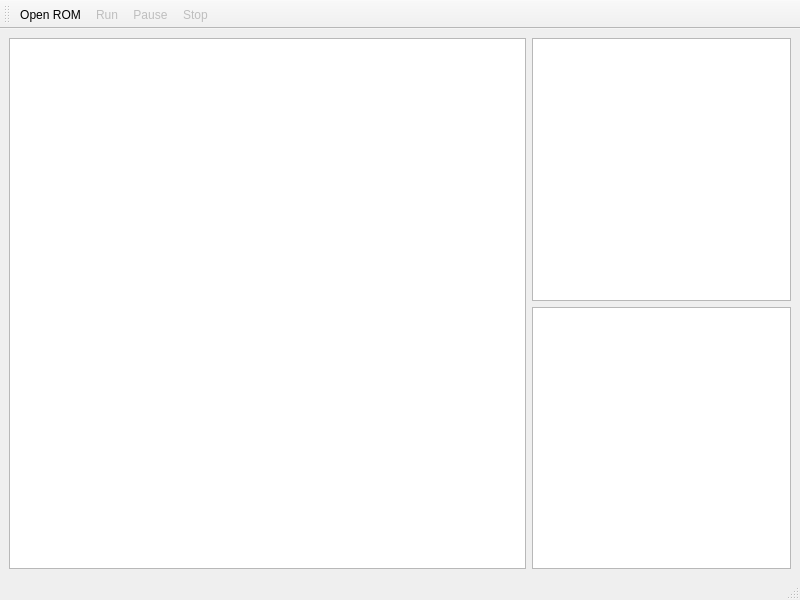
First picture: the form in gui/mainwindow.ui, repository yattaro/neosmsz80, before the edit.
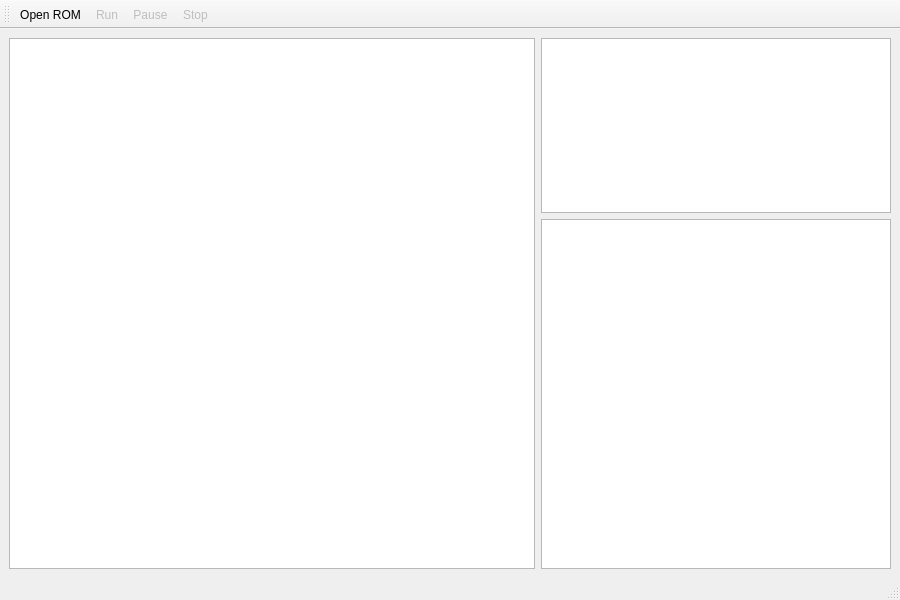
Second picture: the form after the edit. Icons and pictures are not drawn.

The edit to the form file:
```diff
--- a/gui/mainwindow.ui
+++ b/gui/mainwindow.ui
@@ -6,7 +6,7 @@
    <rect>
     <x>0</x>
     <y>0</y>
-    <width>800</width>
+    <width>900</width>
     <height>600</height>
    </rect>
   </property>
@@ -18,7 +18,7 @@
     <normaloff>:/images/sms_cart.png</normaloff>:/images/sms_cart.png</iconset>
   </property>
   <widget class="QWidget" name="centralwidget">
-   <layout class="QHBoxLayout" name="horizontalLayout_2" stretch="2,1">
+   <layout class="QHBoxLayout" name="horizontalLayout_2" stretch="3,2">
     <item>
      <widget class="QGraphicsView" name="SMSDisp">
       <property name="minimumSize">
@@ -33,7 +33,7 @@
      </widget>
     </item>
     <item>
-     <layout class="QVBoxLayout" name="verticalLayout">
+     <layout class="QVBoxLayout" name="verticalLayout" stretch="1,2">
       <item>
        <widget class="QPlainTextEdit" name="z80RegView">
         <property name="font">
@@ -50,7 +50,9 @@
       <item>
        <widget class="QPlainTextEdit" name="z80MemView">
         <property name="font">
-         <font/>
+         <font>
+          <family>Monospace</family>
+         </font>
         </property>
         <property name="readOnly">
          <bool>true</bool>
```
Left out of the diff: 14 changed lines with no effect on the pictures.
